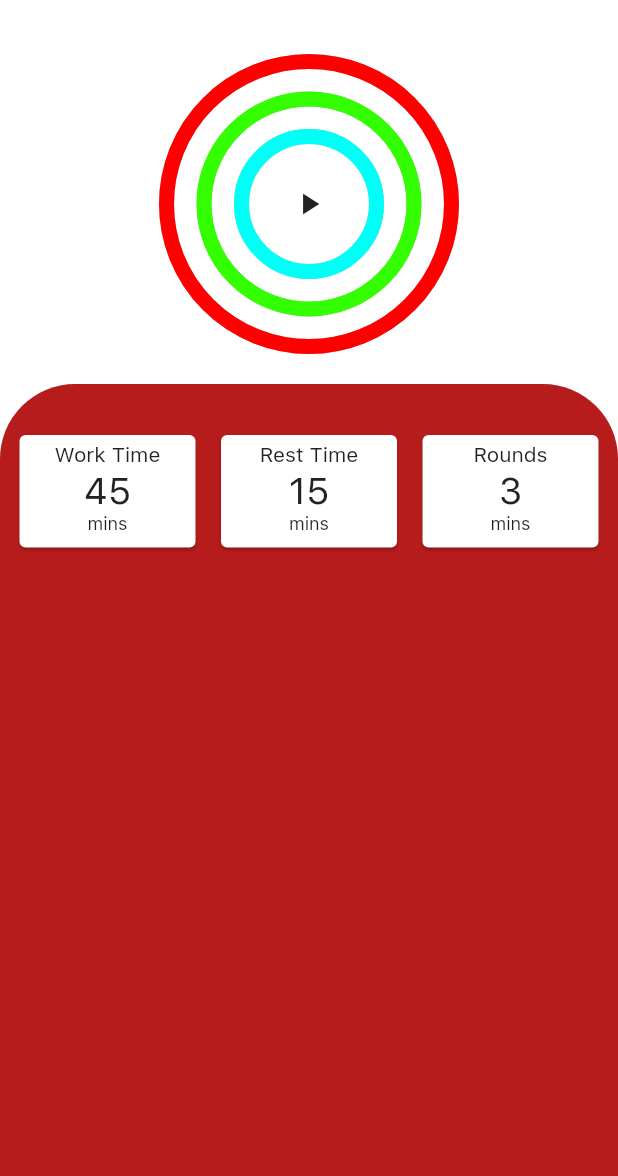
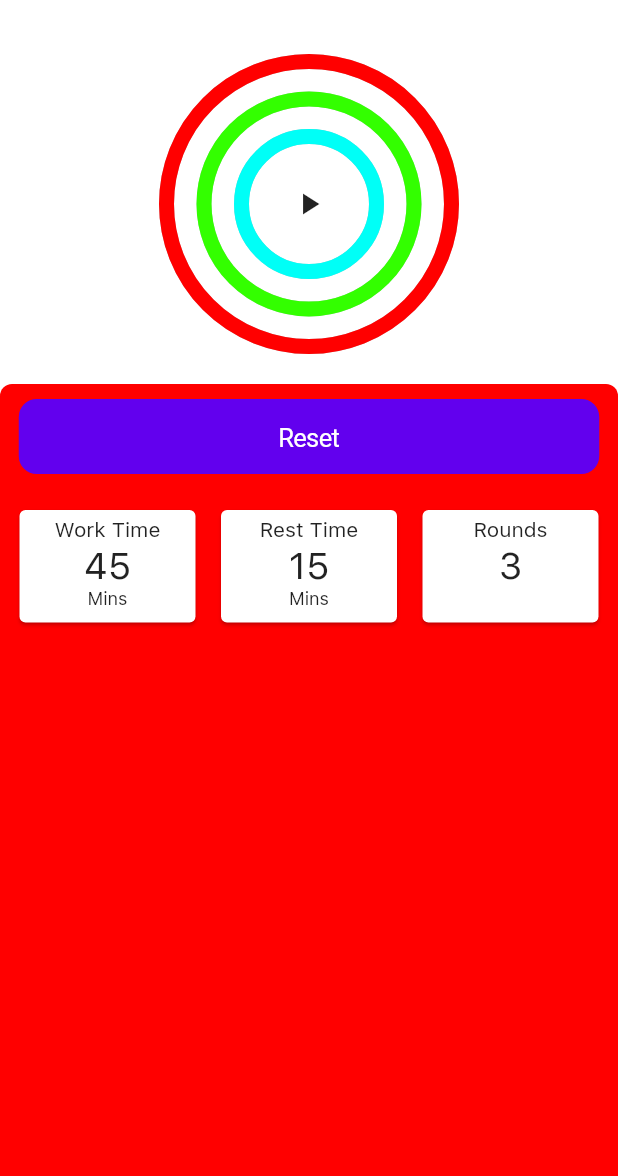
Before and after one commit to Chandram-Dutta/Promodoro, a Flutter app: the screen it shows after launch, on a phone screen of 412 x 824 dp, the part 60-1236 px from its top. Run offline on Flutter 3.47's test engine with Material 2 defaults, Android fonts, the phone set to English and light mode, and no system bars; drawn by our look-alikes of percent_indicator; our stand-ins replace flutter_riverpod.

Commit message:
Added Reset Button

```diff
--- a/lib/main.dart
+++ b/lib/main.dart
@@ -23,7 +23,7 @@ class MyApp extends StatelessWidget {
         ),
         scaffoldBackgroundColor: Colors.white,
         colorScheme: ColorScheme.light(
-          secondary: Colors.red.shade900,
+          secondary: Color.fromRGBO(255, 0, 0, 1),
         ),
       ),
       darkTheme: ThemeData(
@@ -33,7 +33,7 @@ class MyApp extends StatelessWidget {
             AppBarTheme(backgroundColor: Colors.black, centerTitle: true),
         scaffoldBackgroundColor: Colors.black,
         colorScheme: ColorScheme.dark(
-          secondary: Colors.red.shade900,
+          secondary: Color.fromRGBO(255, 0, 0, 1),
         ),
       ),
       home: Home(),
--- a/lib/providers.dart
+++ b/lib/providers.dart
@@ -9,14 +9,14 @@ final isPauseProvider = StateProvider<bool>((ref) {
   return true;
 });
 
-final workTimeProvider = StateProvider<int>((ref) {
+final initialWorkTimeProvider = StateProvider<int>((ref) {
   return 45;
 });
 
-final restTimeProvider = StateProvider<int>((ref) {
+final initialRestTimeProvider = StateProvider<int>((ref) {
   return 15;
 });
 
-final roundsProvider = StateProvider<int>((ref) {
+final initialRoundsProvider = StateProvider<int>((ref) {
   return 3;
 });
--- a/lib/screens/home.dart
+++ b/lib/screens/home.dart
@@ -1,3 +1,4 @@
+import 'package:flutter/cupertino.dart';
 import 'package:flutter/material.dart';
 import 'package:flutter_riverpod/flutter_riverpod.dart';
 import 'package:promodoro/providers.dart';
@@ -30,15 +31,15 @@ class Home extends ConsumerWidget {
               decoration: BoxDecoration(
                 color: Theme.of(context).colorScheme.secondary,
                 borderRadius: BorderRadius.only(
-                  topLeft: Radius.circular(50),
-                  topRight: Radius.circular(50),
+                  topLeft: Radius.circular(8),
+                  topRight: Radius.circular(8),
                 ),
               ),
               height: MediaQuery.of(context).size.height - 296,
               child: Column(
                 children: [
                   SizedBox(
-                    height: 30,
+                    height: 10,
                   ),
                   ref.watch(isPauseProvider)
                       ? PauseTimerSettings()
@@ -58,27 +59,43 @@ class Home extends ConsumerWidget {
 }
 
 class PauseTimerSettings extends ConsumerWidget {
-  const PauseTimerSettings({
-    Key? key,
-  }) : super(key: key);
+  const PauseTimerSettings({Key? key}) : super(key: key);
 
   @override
   Widget build(BuildContext context, WidgetRef ref) {
-    return Row(
+    return Column(
+      children: [
+        SizedBox(
+          width: MediaQuery.of(context).size.width - 25,
+          height: 50,
+          child: CupertinoButton.filled(
+            child: Text("Reset"),
+            onPressed: () {},
+          ),
+        ),
+        SizedBox(
+          height: 20,
+        ),
+        Row(
           mainAxisAlignment: MainAxisAlignment.spaceEvenly,
           children: [
             DisplayCards(
               label: "Work Time",
-          timeValue: ref.watch(workTimeProvider),
+              timeValue: ref.watch(initialWorkTimeProvider),
+              timeUnits: "Mins",
             ),
             DisplayCards(
               label: "Rest Time",
-          timeValue: ref.watch(restTimeProvider),
+              timeValue: ref.watch(initialRestTimeProvider),
+              timeUnits: "Mins",
             ),
             DisplayCards(
               label: "Rounds",
-          timeValue: ref.watch(roundsProvider),
+              timeValue: ref.watch(initialRoundsProvider),
+              timeUnits: "",
             ),
+          ],
+        )
       ],
     );
   }
@@ -88,11 +105,13 @@ class DisplayCards extends StatelessWidget {
   const DisplayCards({
     @required this.label,
     @required this.timeValue,
+    @required this.timeUnits,
     Key? key,
   }) : super(key: key);
 
   final String? label;
   final int? timeValue;
+  final String? timeUnits;
 
   @override
   Widget build(BuildContext context) {
@@ -133,7 +152,7 @@ class DisplayCards extends StatelessWidget {
                 style: TextStyle(fontSize: 25),
               ),
               Text(
-                "mins",
+                timeUnits.toString(),
                 style: TextStyle(fontSize: 12),
               )
             ],
@@ -143,3 +162,38 @@ class DisplayCards extends StatelessWidget {
     );
   }
 }
+
+
+
+//  // return Column(
+//     //     children: [
+//     //       SizedBox(
+//     //         width: 24,
+//     //         height: 25,
+//     //         child: CupertinoButton.filled(child: Text("Reset"), onPressed: () {}),
+//     //       ),
+//     //       SizedBox(
+//     //         height: 20,
+//     //       ),
+//     return Row(
+//       mainAxisAlignment: MainAxisAlignment.spaceEvenly,
+//       children: [
+//         DisplayCards(
+//           label: "Work Time",
+//           timeValue: ref.watch(initialWorkTimeProvider),
+//           timeUnits: "Mins",
+//         ),
+//         DisplayCards(
+//           label: "Rest Time",
+//           timeValue: ref.watch(initialRestTimeProvider),
+//           timeUnits: "Mins",
+//         ),
+//         DisplayCards(
+//           label: "Rounds",
+//           timeValue: ref.watch(initialRoundsProvider),
+//           timeUnits: "",
+//         ),
+//       ],
+//     );
+//     // ],
+//     // );
```
Lines whose indentation alone changed are shown as unchanged.
